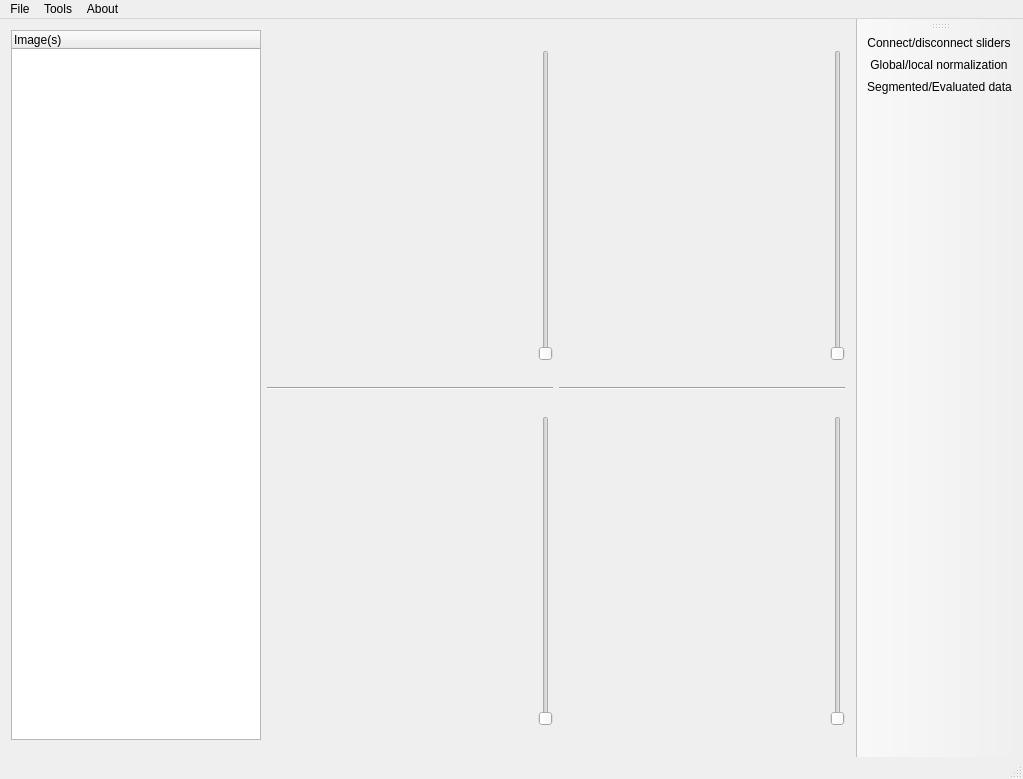
Old version of the form BrainTumourSegmentation/BrainTumourSegmentation/braintumoursegmentation.ui in the repository Birky/brain-tumour-segmentation.
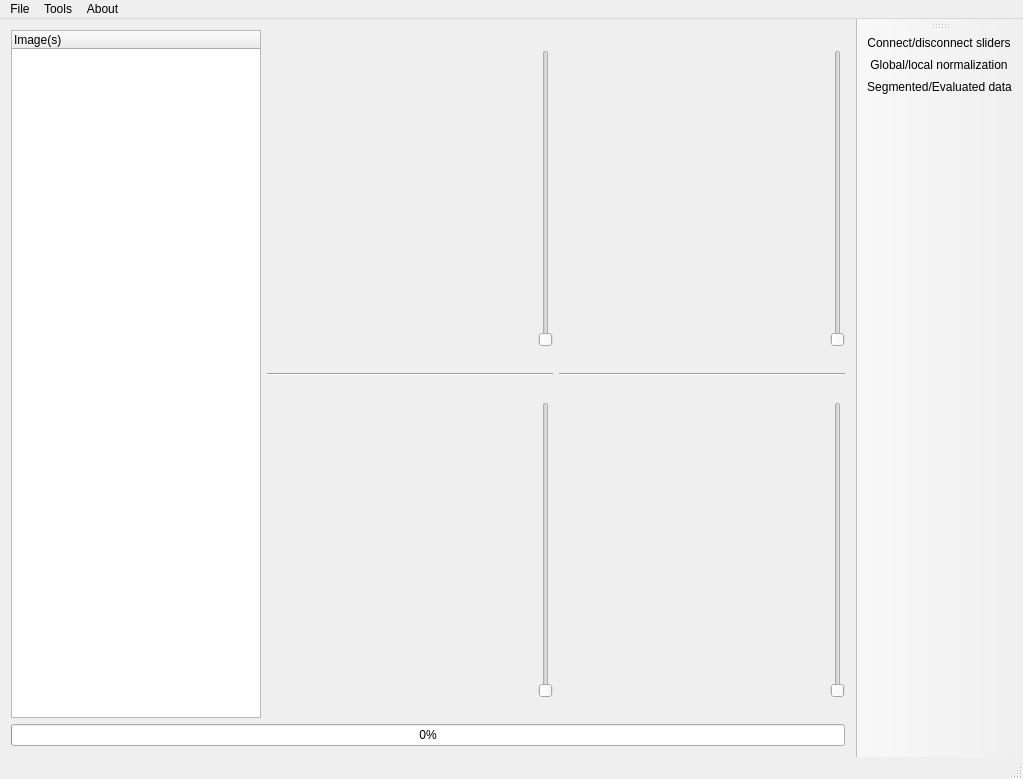
New version of the form. Icons and pictures are not drawn.

```diff
--- a/BrainTumourSegmentation/BrainTumourSegmentation/braintumoursegmentation.ui
+++ b/BrainTumourSegmentation/BrainTumourSegmentation/braintumoursegmentation.ui
@@ -15,33 +15,6 @@
   </property>
   <widget class="QWidget" name="centralWidget">
    <layout class="QGridLayout" name="gridLayout_4">
-    <item row="0" column="0">
-     <widget class="QTreeWidget" name="treeWidget">
-      <property name="maximumSize">
-       <size>
-        <width>250</width>
-        <height>100000</height>
-       </size>
-      </property>
-      <property name="contextMenuPolicy">
-       <enum>Qt::CustomContextMenu</enum>
-      </property>
-      <column>
-       <property name="text">
-        <string>Image(s)</string>
-       </property>
-       <property name="foreground">
-        <brush brushstyle="NoBrush">
-         <color alpha="255">
-          <red>0</red>
-          <green>0</green>
-          <blue>0</blue>
-         </color>
-        </brush>
-       </property>
-      </column>
-     </widget>
-    </item>
     <item row="0" column="1" rowspan="2">
      <layout class="QGridLayout" name="gridLayoutView">
       <item row="2" column="1">
@@ -188,6 +161,46 @@
       </item>
      </layout>
     </item>
+    <item row="2" column="0" colspan="2">
+     <widget class="QProgressBar" name="progressBar">
+      <property name="value">
+       <number>0</number>
+      </property>
+      <property name="invertedAppearance">
+       <bool>false</bool>
+      </property>
+      <property name="textDirection">
+       <enum>QProgressBar::TopToBottom</enum>
+      </property>
+     </widget>
+    </item>
+    <item row="0" column="0" rowspan="2">
+     <widget class="QTreeWidget" name="treeWidget">
+      <property name="maximumSize">
+       <size>
+        <width>250</width>
+        <height>100000</height>
+       </size>
+      </property>
+      <property name="contextMenuPolicy">
+       <enum>Qt::CustomContextMenu</enum>
+      </property>
+      <column>
+       <property name="text">
+        <string>Image(s)</string>
+       </property>
+       <property name="foreground">
+        <brush brushstyle="NoBrush">
+         <color alpha="255">
+          <red>0</red>
+          <green>0</green>
+          <blue>0</blue>
+         </color>
+        </brush>
+       </property>
+      </column>
+     </widget>
+    </item>
    </layout>
   </widget>
   <widget class="QMenuBar" name="menuBar">
```
Left out of the diff: 34 changed lines with no effect on the pictures.
